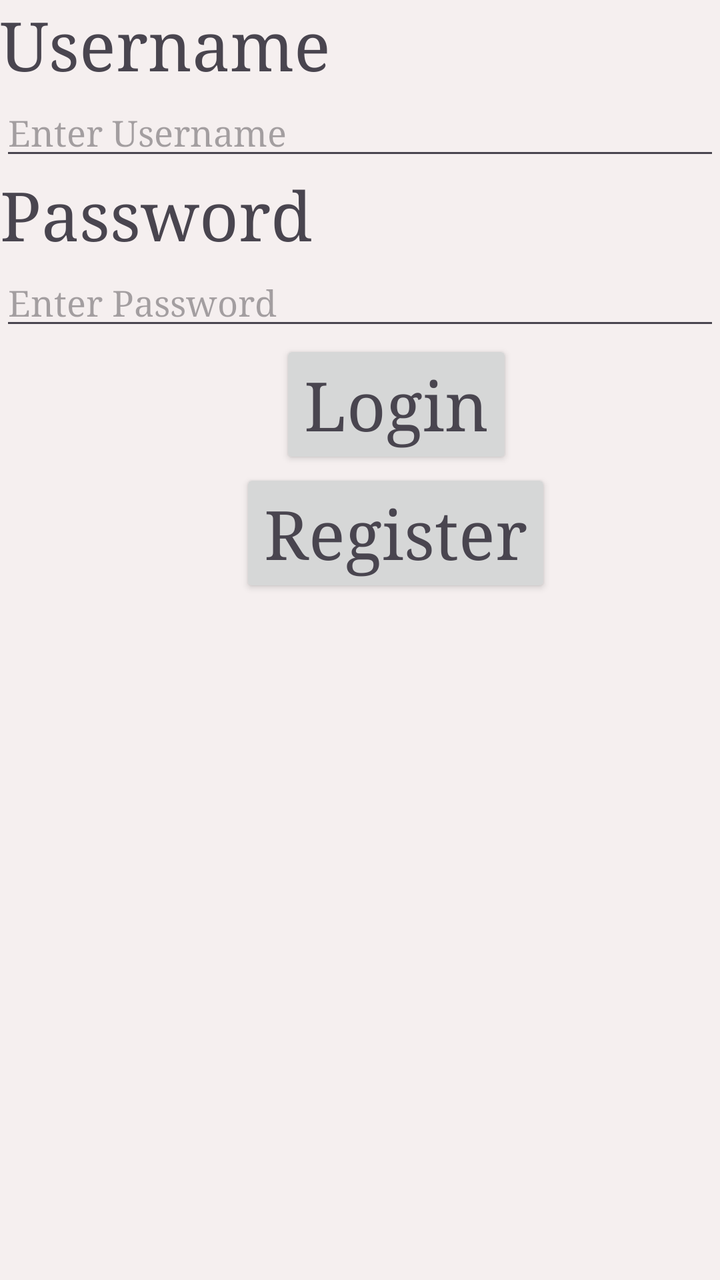
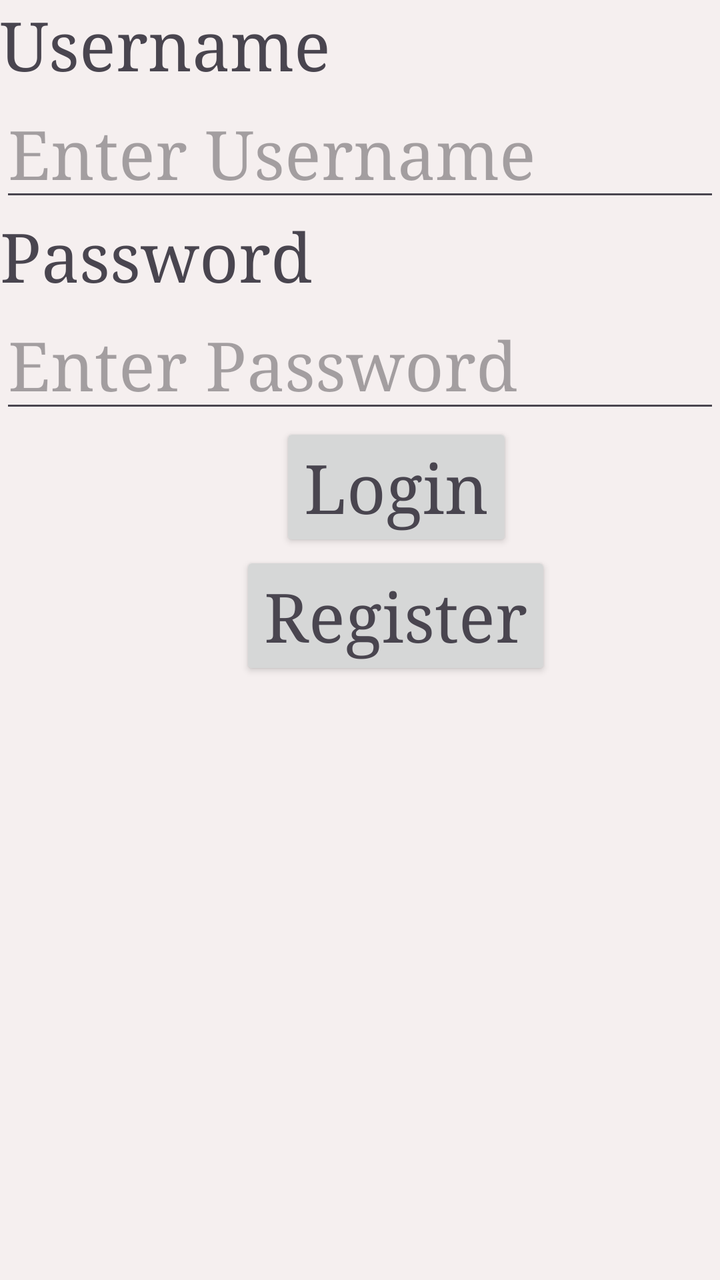

Before-and-after screenshots of an Android layout around one commit, followed by the original layout XML and the change that was made.
<!-- AndroidManifest.xml: application theme Theme.LoginForm -->
<!-- res/layout/activity_main.xml -->
<?xml version="1.0" encoding="utf-8"?>
<LinearLayout xmlns:android="http://schemas.android.com/apk/res/android"
    xmlns:app="http://schemas.android.com/apk/res-auto"
    xmlns:tools="http://schemas.android.com/tools"
    android:id="@+id/main"
    android:layout_width="match_parent"
    android:layout_height="match_parent"
    android:orientation="vertical"
    tools:context=".MainActivity">

    <TextView
        android:layout_width="match_parent"
        android:layout_height="wrap_content"
        android:text="Username"
        android:textAlignment="center"
        android:textAppearance="@style/TextAppearance.AppCompat.Display1" />

    <EditText
        android:id="@+id/etName"
        android:layout_width="match_parent"
        android:layout_height="wrap_content"
        android:ems="10"
        android:hint="Enter Username"
        android:inputType="text" />

    <TextView
        android:id="@+id/textView2"
        android:layout_width="match_parent"
        android:layout_height="wrap_content"
        android:text="Password"
        android:textAlignment="center"
        android:textAppearance="@style/TextAppearance.AppCompat.Display1" />

    <EditText
        android:id="@+id/etPassword"
        android:layout_width="match_parent"
        android:layout_height="wrap_content"
        android:ems="10"
        android:hint="Enter Password"
        android:inputType="textPassword" />

    <Button
        android:id="@+id/loginButton"
        android:layout_width="wrap_content"
        android:layout_height="wrap_content"
        android:text="Login"
        android:textAlignment="center"
        android:textAppearance="@style/TextAppearance.AppCompat.Display1"
        android:translationX="140dp" />

    <Button
        android:id="@+id/registerBtn"
        android:layout_width="wrap_content"
        android:layout_height="wrap_content"
        android:text="Register"
        android:textAppearance="@style/TextAppearance.AppCompat.Display1"
        android:translationX="120dp" />

</LinearLayout>
<!-- resources referenced by this layout -->
<resources>
  <style name="Theme.LoginForm" parent="Base.Theme.LoginForm">
          <item name="android:statusBarColor">#E6F3F3</item>
          <item name="android:background">#F5EFEF</item>
          <item name="fontFamily">serif</item>
          <item name="android:textAlignment">center</item>
          <item name="android:navigationBarColor">#FF5645</item>
      </style>
  <style name="Base.Theme.LoginForm" parent="Theme.Material3.DayNight.NoActionBar">
          
          
      </style>
</resources>

<!-- the commit's change to res/layout/activity_main.xml (unified diff, before → after) -->
@@ -21,7 +21,8 @@
         android:layout_height="wrap_content"
         android:ems="10"
         android:hint="Enter Username"
-        android:inputType="text" />
+        android:inputType="text"
+        android:textAppearance="@style/TextAppearance.AppCompat.Display1" />
 
     <TextView
         android:id="@+id/textView2"
@@ -37,7 +38,8 @@
         android:layout_height="wrap_content"
         android:ems="10"
         android:hint="Enter Password"
-        android:inputType="textPassword" />
+        android:inputType="textPassword"
+        android:textAppearance="@style/TextAppearance.AppCompat.Display1" />
 
     <Button
         android:id="@+id/loginButton"
